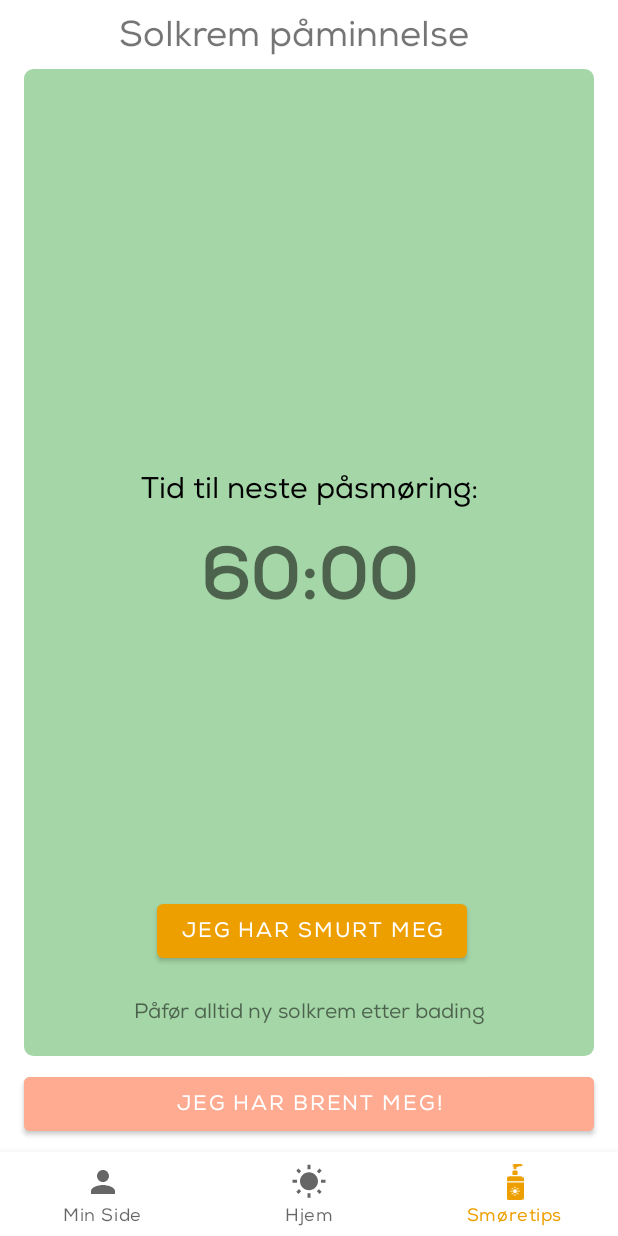
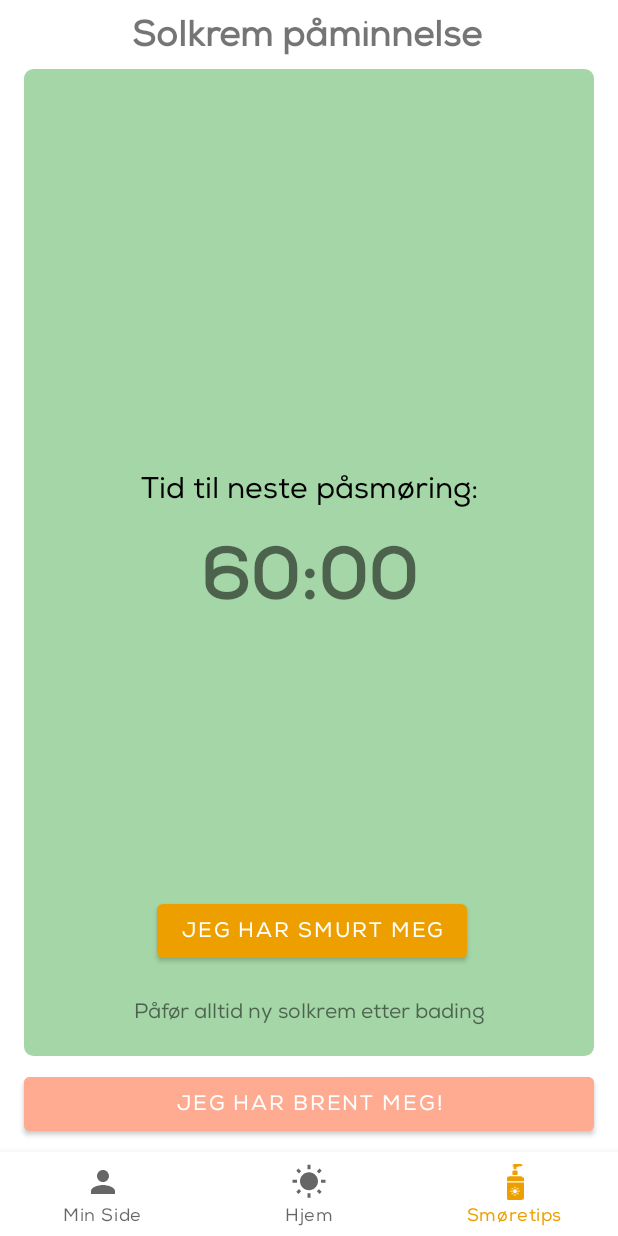
Before and after one commit to lx358hcl/solbrentapp, an Android app: the screen it shows after launch (MainActivity), item 3 of the bottom bar chosen, on a phone screen of 412 x 824 dp. Run offline under Robolectric (Android 15) with nearby library versions, the phone set to English and light mode, and no system bars; our stand-ins replace navigation-ui; libraries missing offline, so code that uses them is left out: androidx.percentlayout.widget, com.github.kittinunf.fuel.

Commit message:
Fikset bugsa i Trelloen og LUKA SIN FUCKINGS MØKKAKODE. MANN LÆR DEG KODESKIKK!!!!!!👿👿👿👿👿👿👿👿👿👿😡😡😡😡😡😡😡😡😡😡😡😡😠😠😠😠😠😠😠😠😾😾😾😾😾😾😾💢💢💢💢💢💢💢💢💢💢🗯🗯🗯🗯🗯🗯🗯🗯🗯🗯

```diff
--- a/app/src/main/java/com/example/in2000_team32/ui/profile/ProfileFragment.kt
+++ b/app/src/main/java/com/example/in2000_team32/ui/profile/ProfileFragment.kt
@@ -1,6 +1,7 @@
 package com.example.in2000_team32.ui.profile
 
 import android.content.Context
+import android.graphics.drawable.GradientDrawable
 import android.os.Bundle
 import android.view.LayoutInflater
 import android.view.View
@@ -12,6 +13,7 @@ import androidx.annotation.ColorInt
 import androidx.appcompat.app.AppCompatDelegate
 import androidx.appcompat.app.AppCompatDelegate.MODE_NIGHT_NO
 import androidx.appcompat.app.AppCompatDelegate.MODE_NIGHT_YES
+import androidx.core.content.res.ResourcesCompat
 import androidx.fragment.app.Fragment
 import androidx.lifecycle.ViewModelProvider
 import com.example.in2000_team32.R
@@ -179,6 +181,9 @@ class ProfileFragment : Fragment() {
         val farge = homeViewModel.getColor()
         if(farge != 0) {
             binding.constraintLayout1.setBackgroundColor(homeViewModel.getColor())
+        } else {
+            var background = ResourcesCompat.getDrawable(this.resources, R.drawable.bg_gradient, null) as GradientDrawable
+            binding.constraintLayout1.setBackgroundDrawable(background)
         }
 
         return root
--- a/app/src/main/res/layout/fragment_map.xml
+++ b/app/src/main/res/layout/fragment_map.xml
@@ -8,17 +8,20 @@
     tools:context=".ui.map.MapFragment">
 
     <TextView
-        android:id="@+id/textView2"
-        android:layout_width="252dp"
-        android:layout_height="46dp"
-        android:layout_marginStart="136dp"
-        android:layout_marginEnd="137dp"
-        android:gravity="center_vertical"
-
-        android:text="Solkrem påminnelse"
+        android:id="@+id/smøreOverskrift"
+        android:layout_width="wrap_content"
+        android:layout_height="wrap_content"
+        android:layout_marginTop="8dp"
+        android:layout_marginBottom="8dp"
+        android:ellipsize="end"
+        android:gravity="center"
+        android:maxLines="1"
+        android:text="@string/solkrem_p_minnelse"
         android:textSize="24sp"
+        android:textStyle="bold"
         app:layout_constraintBottom_toTopOf="@+id/smurtSeg"
         app:layout_constraintEnd_toEndOf="parent"
+        app:layout_constraintHorizontal_bias="0.496"
         app:layout_constraintStart_toStartOf="parent"
         app:layout_constraintTop_toTopOf="parent" />
 
@@ -32,7 +35,7 @@
         app:layout_constraintBottom_toTopOf="@+id/brentSegShow"
         app:layout_constraintEnd_toEndOf="@+id/brentSegShow"
         app:layout_constraintStart_toStartOf="@+id/brentSegShow"
-        app:layout_constraintTop_toBottomOf="@+id/textView2"
+        app:layout_constraintTop_toBottomOf="@+id/smøreOverskrift"
         app:layout_constraintVertical_chainStyle="packed">
 
         <TextView
--- a/app/src/main/res/values-night/strings.xml
+++ b/app/src/main/res/values-night/strings.xml
@@ -9,7 +9,7 @@
     <string name="MorgenTekst">God Morgen</string>
     <string name="searchButtonHelpText">Skriv inn og søk på en addresse</string>
     <string name="solBildeAltTekst">Bilde av en sol</string>
-    <string name="placeholder">placeholder</string>
+    <string name="placeholder"></string>
     <string name="detaljertInfo">Detaljer</string>
     <string name="backdrop_content">Here is your content</string>
 
@@ -18,20 +18,20 @@
     <string name="solforhold">UV-forhold</string>
 
     <string name="søkButtonString">Søk</string>
-    <string name="søkefelthint">Skriv inn en adresse...</string>
+    <string name="søkefelthint">Skriv inn en adresse…</string>
     <string name="endreHudfarge">VELG HUDFARGE</string>
     <string name="test_api_button">Tving API refresh</string>
     <string name="jeg_har_smurt_meg">Jeg har smurt meg</string>
     <string name="se_tips">Se tips</string>
     <string name="jeg_har_brent_meg">Jeg har brent meg!</string>
     <string name="tid_til_neste_p_sm_ring">Tid til neste påsmøring:</string>
-    <string name="klokkeplaceholder">00:00.00</string>
+    <string name="klokkeplaceholder">01:00.00</string>
     <string name="p_f_r_alltid_ny_solkrem_etter_bading">Påfør alltid ny solkrem etter bading</string>
     <string name="ta_en_kj_lig_dusj">Ta en kjølig dusj.</string>
     <string name="bruk_kj_lende_kremer_for_eksempel_aftersun_eller_aloe_vera_for_lindre_plager">Bruk kjølende kremer, for eksempel aftersun eller aloe vera, for å lindre plager.</string>
     <string name="legg_gjerne_p_kalde_omslag_for_eksempel_v_te_h_ndkl_r">Legg gjerne på kalde omslag, for eksempel våte håndklær.</string>
     <string name="xylocain_er_en_reseptfri_lokalbed_vende_salve_som_demper_smerte_og_kl_e_og_kan_brukes_noen_f_dager_ved_st_rre_plager_kan_brukes_av_voksne_og_barn">Xylocain er en reseptfri, lokalbedøvende salve som demper smerte og kløe, og kan brukes noen få dager ved større plager. Kan brukes av voksne og barn.</string>
-    <string name="hydrokortison_er_en_reseptfri_kortisonkrem_som_kan_brukes_for_dempe_betennelse_i_huden_hydrokortison_kan_p_sm_res_i_tynt_lag_1_2_ganger_daglig_i_en_kort_periode">Hydrokortison er en reseptfri kortisonkrem som kan brukes for å dempe betennelse i huden. Hydrokortison kan påsmøres i tynt lag 1-2 ganger daglig i en kort periode.</string>
+    <string name="hydrokortison_er_en_reseptfri_kortisonkrem_som_kan_brukes_for_dempe_betennelse_i_huden_hydrokortison_kan_p_sm_res_i_tynt_lag_1_2_ganger_daglig_i_en_kort_periode">Hydrokortison er en reseptfri kortisonkrem som kan brukes for å dempe betennelse i huden. Hydrokortison kan påsmøres i tynt lag 1–2 ganger daglig i en kort periode.</string>
     <string name="metode_mentolsalve_kan_brukes_for_lindre_smerter_og_ubehag">Metode mentolsalve kan brukes for å lindre smerter og ubehag.</string>
     <string name="er_smertene_store_kan_du_eventuelt_bruke_smertestillende_midler_i_en_kort_periode_f_rstevalget_er_smertestillende_som_inneholder_paracetamol_kontakt_legen_hvis_smertene_ikke_gir_seg">Er smertene store kan du eventuelt bruke smertestillende midler i en kort periode. Førstevalget er smertestillende som inneholder paracetamol. Kontakt legen hvis smertene ikke gir seg.</string>
     <string name="i_dagene_etter_at_du_har_blitt_solbrent_b_r_du_holde_deg_unna_sola_i_noen_dager_hvis_du_m_ut_i_sola_b_r_du_dekke_deg_til_med_kl_r_og_bruke_h_y_solfaktor">I dagene etter at du har blitt solbrent bør du holde deg unna sola i noen dager. Hvis du må ut i sola bør du dekke deg til med klær og bruke høy solfaktor.</string>
@@ -53,6 +53,7 @@
     <string name="uv_pr_time">UV pr. time</string>
     <string name="spf">SPF</string>
     <string name="min_posisjon">Min posisjon</string>
+    <string name="solkrem_p_minnelse">Solkrem påminnelse</string>
 
     <string-array name="spfSpinnerValues">
         <item>Velg SPF</item>
--- a/app/src/main/res/values/strings.xml
+++ b/app/src/main/res/values/strings.xml
@@ -19,20 +19,20 @@
     <string name="notificationText">Påfør mer solkrem!</string>
 
     <string name="søkButtonString">Søk</string>
-    <string name="søkefelthint">Skriv inn en adresse...</string>
+    <string name="søkefelthint">Skriv inn en adresse…</string>
     <string name="endreHudfarge">VELG HUDFARGE</string>
     <string name="test_api_button">Tving API refresh</string>
     <string name="jeg_har_smurt_meg">Jeg har smurt meg</string>
     <string name="se_tips">Se tips</string>
     <string name="jeg_har_brent_meg">Jeg har brent meg!</string>
     <string name="tid_til_neste_p_sm_ring">Tid til neste påsmøring:</string>
-    <string name="klokkeplaceholder">00:00.00</string>
+    <string name="klokkeplaceholder">01:00.00</string>
     <string name="p_f_r_alltid_ny_solkrem_etter_bading">Påfør alltid ny solkrem etter bading</string>
     <string name="ta_en_kj_lig_dusj">Ta en kjølig dusj.</string>
     <string name="bruk_kj_lende_kremer_for_eksempel_aftersun_eller_aloe_vera_for_lindre_plager">Bruk kjølende kremer, for eksempel aftersun eller aloe vera, for å lindre plager.</string>
     <string name="legg_gjerne_p_kalde_omslag_for_eksempel_v_te_h_ndkl_r">Legg gjerne på kalde omslag, for eksempel våte håndklær.</string>
     <string name="xylocain_er_en_reseptfri_lokalbed_vende_salve_som_demper_smerte_og_kl_e_og_kan_brukes_noen_f_dager_ved_st_rre_plager_kan_brukes_av_voksne_og_barn">Xylocain er en reseptfri, lokalbedøvende salve som demper smerte og kløe, og kan brukes noen få dager ved større plager. Kan brukes av voksne og barn.</string>
-    <string name="hydrokortison_er_en_reseptfri_kortisonkrem_som_kan_brukes_for_dempe_betennelse_i_huden_hydrokortison_kan_p_sm_res_i_tynt_lag_1_2_ganger_daglig_i_en_kort_periode">Hydrokortison er en reseptfri kortisonkrem som kan brukes for å dempe betennelse i huden. Hydrokortison kan påsmøres i tynt lag 1-2 ganger daglig i en kort periode.</string>
+    <string name="hydrokortison_er_en_reseptfri_kortisonkrem_som_kan_brukes_for_dempe_betennelse_i_huden_hydrokortison_kan_p_sm_res_i_tynt_lag_1_2_ganger_daglig_i_en_kort_periode">Hydrokortison er en reseptfri kortisonkrem som kan brukes for å dempe betennelse i huden. Hydrokortison kan påsmøres i tynt lag 1–2 ganger daglig i en kort periode.</string>
     <string name="metode_mentolsalve_kan_brukes_for_lindre_smerter_og_ubehag">Metode mentolsalve kan brukes for å lindre smerter og ubehag.</string>
     <string name="er_smertene_store_kan_du_eventuelt_bruke_smertestillende_midler_i_en_kort_periode_f_rstevalget_er_smertestillende_som_inneholder_paracetamol_kontakt_legen_hvis_smertene_ikke_gir_seg">Er smertene store kan du eventuelt bruke smertestillende midler i en kort periode. Førstevalget er smertestillende som inneholder paracetamol. Kontakt legen hvis smertene ikke gir seg.</string>
     <string name="i_dagene_etter_at_du_har_blitt_solbrent_b_r_du_holde_deg_unna_sola_i_noen_dager_hvis_du_m_ut_i_sola_b_r_du_dekke_deg_til_med_kl_r_og_bruke_h_y_solfaktor">I dagene etter at du har blitt solbrent bør du holde deg unna sola i noen dager. Hvis du må ut i sola bør du dekke deg til med klær og bruke høy solfaktor.</string>
@@ -84,6 +84,7 @@
     <string name="uv_pr_time">UV prognose</string>
     <string name="spf">SPF</string>
     <string name="min_posisjon">Min posisjon</string>
+    <string name="solkrem_p_minnelse">Solkrem påminnelse</string>
 
 
 </resources>
```
Also changed, not shown: app/src/main/res/layout/fragment_home.xml (+8 -5 lines), 2 other files.
